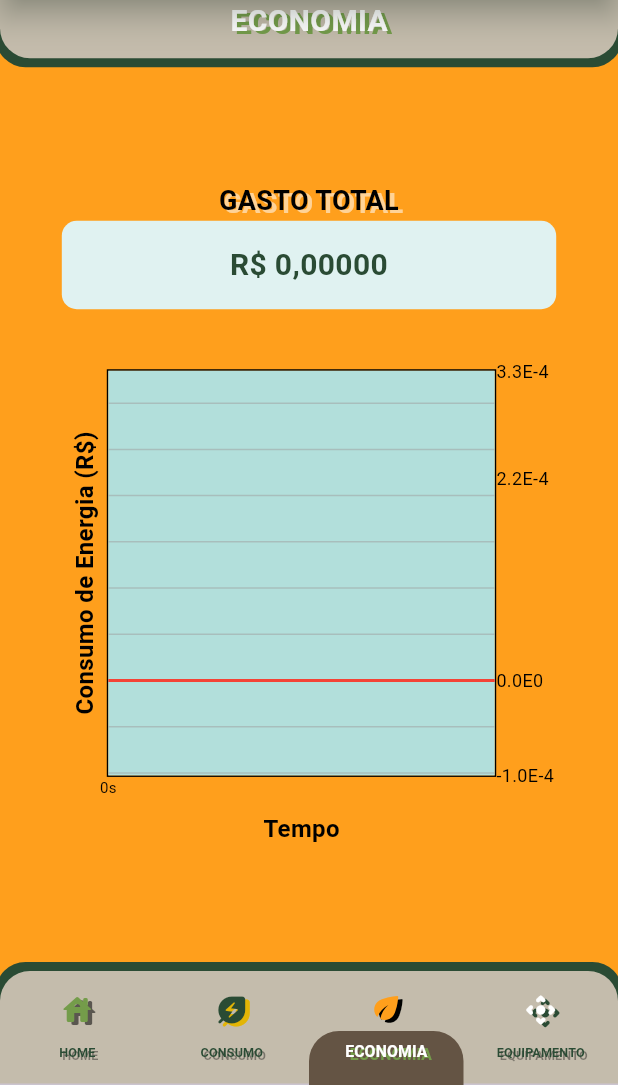
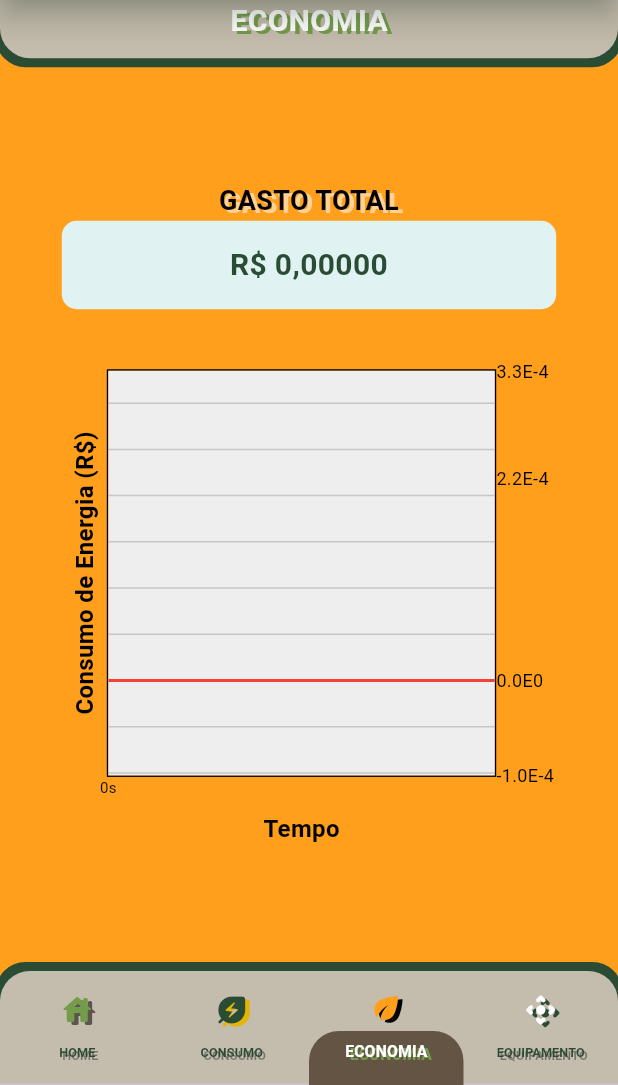
Before and after one commit to JoaoVictorRR-GitHub/EcoHome, a Flutter app: the screen it shows after launch, item 3 of the bottom bar chosen, on a phone screen of 412 x 824 dp, the part 151-1236 px from its top. Run offline on Flutter 3.47's test engine with Material 3 defaults, Android fonts, the phone set to English and light mode, and no system bars; drawn by our look-alikes of fl_chart.

Commit message:
Style: Ajuste nas cores do gráfico e na exibição do tempo.

```diff
--- a/lib/Economia/grafico_gastos_consumo.dart
+++ b/lib/Economia/grafico_gastos_consumo.dart
@@ -52,7 +52,7 @@ class _GraficoGastoConsumoState extends State<GraficoGastoConsumo> {
               clipData: const FlClipData.all(),   // Configura a exibicao dos pontos nos limites do grafico.
               maxY: maxGasto,
               minY: minGasto,
-              backgroundColor: Colors.teal[100],
+              backgroundColor: Colors.grey[200],
               titlesData: FlTitlesData(           // Configuracao dos titulos.
                 // Titulo do topo.
                 topTitles: const AxisTitles(),
@@ -75,16 +75,26 @@ class _GraficoGastoConsumoState extends State<GraficoGastoConsumo> {
                     interval: 10, // Intervalo de exibicao do eixo X.
                     showTitles: true,
                     getTitlesWidget: (value, meta) {
+
+                      String displayTime;
+                      int totalSeconds = value.toInt();
+
                       // Calculo para exibir o tempo.
-                      int seconds = value.toInt();
-                      int minutes = (seconds ~/ 60);
-                      int remainingSeconds = (seconds % 60);
+                      if (totalSeconds >= 3600) {
+                        // 1 hora ou mais.
+                        int hours = totalSeconds ~/ 3600;
+                        int minutes = (totalSeconds % 3600) ~/ 60;
+                        displayTime = '${hours}h${minutes}m';
+                      } else if (totalSeconds >= 60) {
+                        // Menos de 1 hora, mas mais de 1 minuto.
+                        int minutes = totalSeconds ~/ 60;
+                        int seconds = totalSeconds % 60;
+                        displayTime = '${minutes}m${seconds}s';
+                      } else {
+                        displayTime = '${totalSeconds}s'; // Menos de 1 minuto.
+                      }
 
-                      if (minutes > 0) {
-                        return Text('${minutes}m${remainingSeconds}s', style: const TextStyle(color: Colors.black, fontSize: 10));  // Exibe o tempo em formato (m) e (s).
-                      } else {
-                        return Text('${seconds}s', style: const TextStyle(color: Colors.black, fontSize: 10));  // Exibe o tempo em formato (s).
-                      }
+                      return Text(displayTime, style: const TextStyle(color: Colors.black, fontSize: 10));
                     },
                   ),
                 ),
@@ -103,11 +113,11 @@ class _GraficoGastoConsumoState extends State<GraficoGastoConsumo> {
                 LineChartBarData(
                   barWidth: 5,
                   isCurved: true,
-                  color: Colors.blue,
+                  color: verdeThemeI, // Colors.blue,
                   isStrokeCapRound: true,
                   dotData: FlDotData( // Configuracao dos pontos.
                     show: true,
-                    getDotPainter: (spot, percent, bar, index) => FlDotCirclePainter(radius: 5, strokeWidth: 2, color: Colors.blue, strokeColor: Colors.white),
+                    getDotPainter: (spot, percent, bar, index) => FlDotCirclePainter(radius: 5, strokeWidth: 2, color: verdeThemeI, strokeColor: Colors.white),
                   ),
                   spots: List.generate( // Configuracao dos dados.
                     gastos.length,
@@ -117,8 +127,10 @@ class _GraficoGastoConsumoState extends State<GraficoGastoConsumo> {
                     show: true,
                     gradient: LinearGradient(
                       colors: [
-                        Colors.blue.withOpacity(0.3),
-                        Colors.green.withOpacity(0.3),
+                        verdeThemeI.withOpacity(0.3),
+                        verdeThemeII.withOpacity(0.3),
+                        // Colors.blue.withOpacity(0.3),
+                        // Colors.green.withOpacity(0.3),
                       ],
                     ),
                   ),
@@ -131,8 +143,8 @@ class _GraficoGastoConsumoState extends State<GraficoGastoConsumo> {
                   fitInsideVertically: true,
                   fitInsideHorizontally: true,
                   tooltipPadding: const EdgeInsets.all(8),
-                  getTooltipColor: (spot) => Colors.blueGrey.withOpacity(0.8),
-                  tooltipBorder: const BorderSide(color: Colors.blue, width: 2),
+                  getTooltipColor: (spot) => Colors.grey.withOpacity(0.8),
+                  tooltipBorder: const BorderSide(color: verdeThemeI, width: 2),
                   getTooltipItems: (List<LineBarSpot> spots) {  // Style de exibicao do valor no ponto.
                     return spots.map((LineBarSpot spot) {
                       return LineTooltipItem('Valor: ${spot.y.toStringAsPrecision(5)}', styleTextoSelecionado);
```
